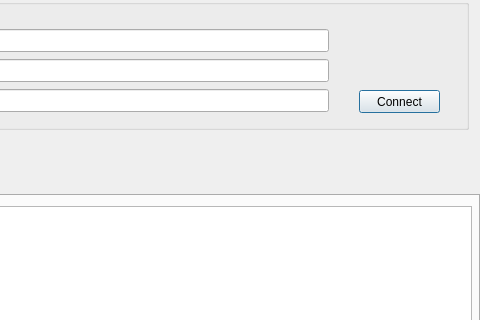
Before: the Qt Designer form openeo_connector_dialog_base.ui in Open-EO/openeo-qgis-plugin, drawn with Qt 5; both pictures show x 291 to 771 and y 0 to 320 of the 771 by 696 pixel window.
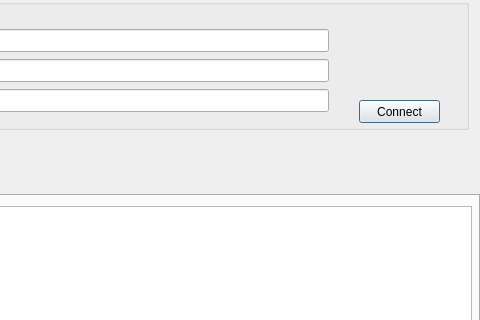
After: the same form once the commit is applied. Icons and pictures are not drawn.

Commit message: GUI improvement, solving issue #7

The edit to the form file:
```diff
--- a/openeo_connector_dialog_base.ui
+++ b/openeo_connector_dialog_base.ui
@@ -29,7 +29,7 @@
    <property name="geometry">
     <rect>
      <x>650</x>
-     <y>90</y>
+     <y>100</y>
      <width>81</width>
      <height>23</height>
     </rect>
@@ -144,7 +144,7 @@
     <property name="geometry">
      <rect>
       <x>630</x>
-      <y>20</y>
+      <y>30</y>
       <width>101</width>
       <height>61</height>
      </rect>
```
The commit also changes 2 other files.
